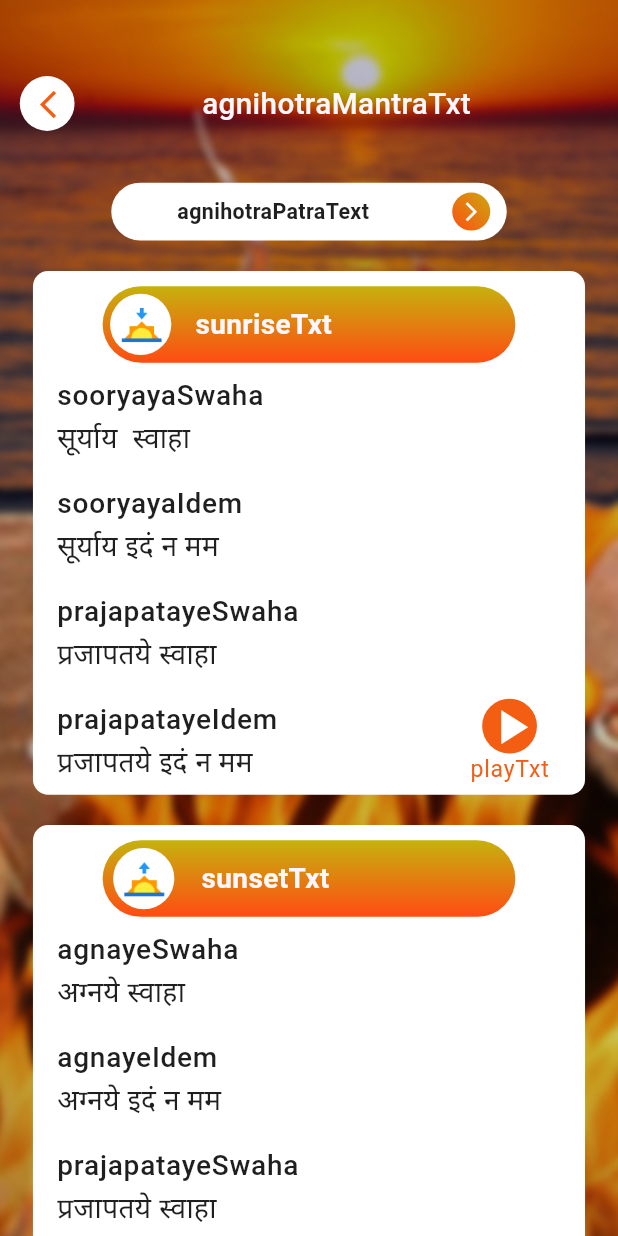
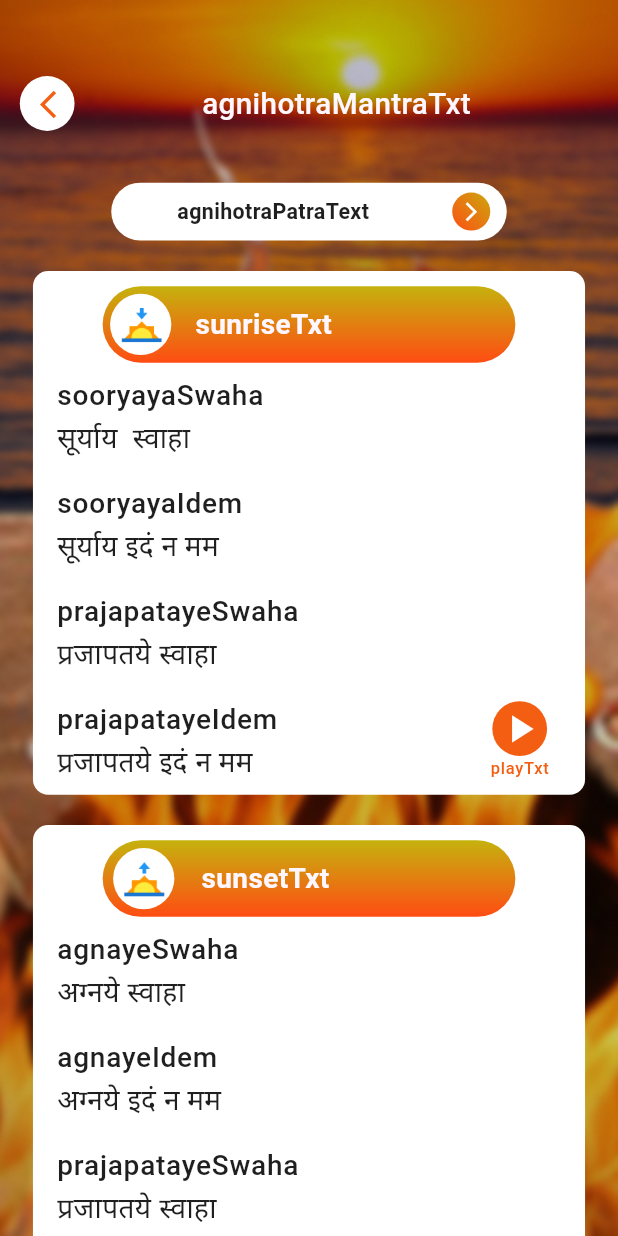
Before and after one commit to avadhworkzone/agnihotra, a Flutter app: the MantraScreen screen opened directly, on a phone screen of 412 x 824 dp. Run offline on Flutter 3.47's test engine with Material 3 defaults, Android fonts, the phone set to English and light mode, and no system bars; our stand-ins replace audioplayers, flutter_screenutil, flutter_svg, fluttertoast, geocoding, geolocator and 7 more; missing offline and left inert: android_alarm_manager_plus, flutter_google_places, google_api_headers, google_maps_webservice; accounts and stored records are empty; generated files the repository leaves out were written again; Roboto replaces fonts that are missing (Poppins); project files that could hold a hidden picture were left out.

```diff
--- a/lib/main.dart
+++ b/lib/main.dart
@@ -2,18 +2,15 @@ import 'package:flutter/material.dart';
 import 'package:flutter_screenutil/flutter_screenutil.dart';
 import 'package:get/get.dart';
 import 'package:sunrise_app/localization/translations.dart';
-import 'package:sunrise_app/medition_bell.dart';
 import 'package:sunrise_app/services/prefServices.dart';
-import 'package:sunrise_app/view/sunrise_sunset_screen/sunrise_sunset_screen.dart';
 import 'package:sunrise_app/view/welcome_screen/welcome_screen.dart';
+import 'package:sunrise_app/viewModel/agnihotra_mantra_controller.dart';
 import 'package:sunrise_app/viewModel/enter_location_controller.dart';
 import 'package:sunrise_app/viewModel/google_map_controller.dart';
 import 'package:sunrise_app/viewModel/settings_controller.dart';
 import 'package:sunrise_app/viewModel/sunrise_sunset_controller.dart';
 import 'package:flutter_gen/gen_l10n/app_localizations.dart';
-
 import 'view/splashScreen/splash_screen.dart';
-
 
 Future<void> main() async {
   WidgetsFlutterBinding.ensureInitialized();
@@ -38,7 +35,9 @@ class MyApp extends StatelessWidget {
             : PrefServices.getString('language')),
         fallbackLocale: const Locale('en_US'),
         // home: const MeditionBellDemo(),
-        home : PrefServices.getString('language').isEmpty ? const WelcomeScreen() : const SplashScreen(),
+        home: PrefServices.getString('language').isEmpty
+            ? const WelcomeScreen()
+            : const SplashScreen(),
         debugShowCheckedModeBanner: false,
       ),
     );
@@ -46,12 +45,10 @@ class MyApp extends StatelessWidget {
 
   SunriseSunsetController sunriseSunsetController =
       Get.put(SunriseSunsetController());
-  SettingScreenController settingScreenController = Get.put(SettingScreenController());
-  SunriseSunsetController sunriseSunsetController = Get.put(SunriseSunsetController());
+  SettingScreenController settingScreenController =
+      Get.put(SettingScreenController());
   GoogleController googleController = Get.put(GoogleController());
   LocationController locationController = Get.put(LocationController());
-  SettingScreenController settingScreenController =
-      Get.put(SettingScreenController());
-  AgnihotraMantraController agnihotraMantraController = Get.put(AgnihotraMantraController());
 
+  AgnihotraMantraController agnihotraMantraController =  Get.put(AgnihotraMantraController());
 }
--- a/lib/view/mantra_menu_screen/mantra_screen.dart
+++ b/lib/view/mantra_menu_screen/mantra_screen.dart
@@ -7,10 +7,12 @@ import 'package:sunrise_app/utils/color_utils.dart';
 import 'package:sunrise_app/utils/image_utils.dart';
 import 'package:sunrise_app/utils/string_utils.dart';
 import 'package:sunrise_app/view/sunrise_sunset_screen/sunrise_sunset_screen.dart';
+import 'package:sunrise_app/viewModel/agnihotra_mantra_controller.dart';
 
 import 'agnihotra_patra_screen.dart';
 
 class MantraScreen extends StatefulWidget {
+
   const MantraScreen({Key? key}) : super(key: key);
 
   @override
@@ -18,6 +20,9 @@ class MantraScreen extends StatefulWidget {
 }
 
 class _MantraScreenState extends State<MantraScreen> {
+
+  AgnihotraMantraController agnihotraMantraController = Get.find<AgnihotraMantraController>();
+
   @override
   Widget build(BuildContext context) {
     return Scaffold(
@@ -238,6 +243,8 @@ class _MantraScreenState extends State<MantraScreen> {
                             ),
                           ),
                           ListTile(
+
+
                             title:CustomText(
                               StringUtils.prajapatayeIdem,
                               color: ColorUtils.black,
@@ -250,8 +257,14 @@ class _MantraScreenState extends State<MantraScreen> {
                               fontWeight: FontWeight.w500,
                               fontSize: 17.sp,
                             ),
-                            trailing: Column(
+                            trailing: GestureDetector(
+                              onTap: () {
+                                agnihotraMantraController.sunriseMantraAudio();
+                              },
+                              child: Column(
+                                mainAxisSize: MainAxisSize.min,
                                 children: [
+
                                   CircleAvatar(
                                     radius: 18.r,
                                     backgroundColor: ColorUtils.orange,
@@ -259,15 +272,20 @@ class _MantraScreenState extends State<MantraScreen> {
                                       child: Icon(
                                         AssetUtils.playIcon,
                                         color: ColorUtils.white,
-                                      size: 35.sp,
+                                        size: 28.sp,
                                       )
                                     ),
                                   ),
-                                const CustomText(
+
+                                   CustomText(
                                     StringUtils.playTxt,
                                     color: ColorUtils.orange,
+                                    fontWeight: FontWeight.w500,
+                                     fontSize: 10.sp,
                                   )
+
                                 ],
+                              ),
                             ),
                           ),
                         ],
@@ -285,15 +303,17 @@ class _MantraScreenState extends State<MantraScreen> {
                       ),
                       child: Column(
                         crossAxisAlignment: CrossAxisAlignment.start,
-                        children: [
+                        children : [
+
                           SizedBox(height: 10.h,),
+
                           Center(
                             child: Container(
                               height: 50.26.h,
                               width: 250.43.w,
                               decoration: BoxDecoration(
                                 borderRadius: BorderRadius.all(Radius.circular(27.r)),
-                                gradient: LinearGradient(
+                                gradient: const LinearGradient(
                                   colors: [
                                     ColorUtils.gridentColor1,
                                     ColorUtils.gridentColor2,
@@ -326,6 +346,7 @@ class _MantraScreenState extends State<MantraScreen> {
                               ),
                             ),
                           ),
+
                           ListTile(
                             title:CustomText(
                               StringUtils.agnayeSwaha,
@@ -340,6 +361,7 @@ class _MantraScreenState extends State<MantraScreen> {
                               fontSize: 17.sp,
                             ),
                           ),
+
                           ListTile(
                             title:CustomText(
                               StringUtils.agnayeIdem,
@@ -354,6 +376,7 @@ class _MantraScreenState extends State<MantraScreen> {
                               fontSize: 17.sp,
                             ),
                           ),
+
                           ListTile(
                             title:CustomText(
                               StringUtils.prajapatayeSwaha,
@@ -368,6 +391,7 @@ class _MantraScreenState extends State<MantraScreen> {
                               fontSize: 17.sp,
                             ),
                           ),
+
                           ListTile(
                             title:CustomText(
                               StringUtils.prajapatayeIdem,
@@ -381,8 +405,13 @@ class _MantraScreenState extends State<MantraScreen> {
                               fontWeight: FontWeight.w500,
                               fontSize: 17.sp,
                             ),
-                            trailing: Column(
+                            trailing: GestureDetector(
+                              onTap: () {
+                                agnihotraMantraController.sunsetMantraAudio();
+                              },
+                              child: Column(
                                 children: [
+
                                   CircleAvatar(
                                     radius: 18.r,
                                     backgroundColor: ColorUtils.orange,
@@ -390,17 +419,23 @@ class _MantraScreenState extends State<MantraScreen> {
                                         child: Icon(
                                           AssetUtils.playIcon,
                                           color: ColorUtils.white,
-                                        size: 35.sp,
+                                          size: 28.sp,
                                         )
                                     ),
                                   ),
-                                const CustomText(
+
+                                  CustomText(
                                     StringUtils.playTxt,
                                     color: ColorUtils.orange,
+                                    fontWeight: FontWeight.w500,
+                                    fontSize: 10.sp,
                                   )
+
                                 ],
                               ),
                             ),
+                          ),
+
                         ],
                       ),
                     ),
--- a/lib/view/sunrise_sunset_screen/sunrise_sunset_api.dart
+++ b/lib/view/sunrise_sunset_screen/sunrise_sunset_api.dart
@@ -1,7 +1,6 @@
 import 'package:http/http.dart' as http;
 import 'package:sunrise_app/model/country_timezone_model.dart';
-import 'package:sunrise_app/model/future_sunrise_sunsetTime_model.dart';
-import 'package:sunrise_app/model/sunrise_sunset_model.dart';
+
 import 'package:sunrise_app/services/api_services.dart';
 
 
--- a/lib/view/sunrise_sunset_screen/sunrise_sunset_screen.dart
+++ b/lib/view/sunrise_sunset_screen/sunrise_sunset_screen.dart
@@ -21,6 +21,7 @@ import 'package:sunrise_app/view/mantra_menu_screen/mantra_menu_screen.dart';
 import 'package:sunrise_app/view/setting_screen/setting_screen.dart';
 import 'package:sunrise_app/viewModel/enter_location_controller.dart';
 import 'package:sunrise_app/viewModel/google_map_controller.dart';
+import 'package:sunrise_app/viewModel/settings_controller.dart';
 import 'package:sunrise_app/viewModel/sunrise_sunset_controller.dart';
 
 class SunriseSunetScreen extends StatefulWidget {
@@ -38,8 +39,10 @@ class SunriseSunetScreen extends StatefulWidget {
 }
 
 class _SunriseSunetScreenState extends State<SunriseSunetScreen> {
+
   final GlobalKey<ScaffoldState> _scaffoldKey = GlobalKey<ScaffoldState>();
   LocationController locationController = Get.find<LocationController>();
+  SettingScreenController settingScreenController = Get.find<SettingScreenController>();
 
   SunriseSunsetController sunriseSunsetController =
       Get.find<SunriseSunsetController>();
```
Also changed, not shown: lib/view/setting_screen/setting_screen.dart (+5 -4 lines), lib/viewModel/enter_location_controller.dart (+16 -16 lines), lib/viewModel/settings_controller.dart (+12 -7 lines), pubspec.lock, 25 other files. Lines whose indentation alone changed are shown as unchanged.
